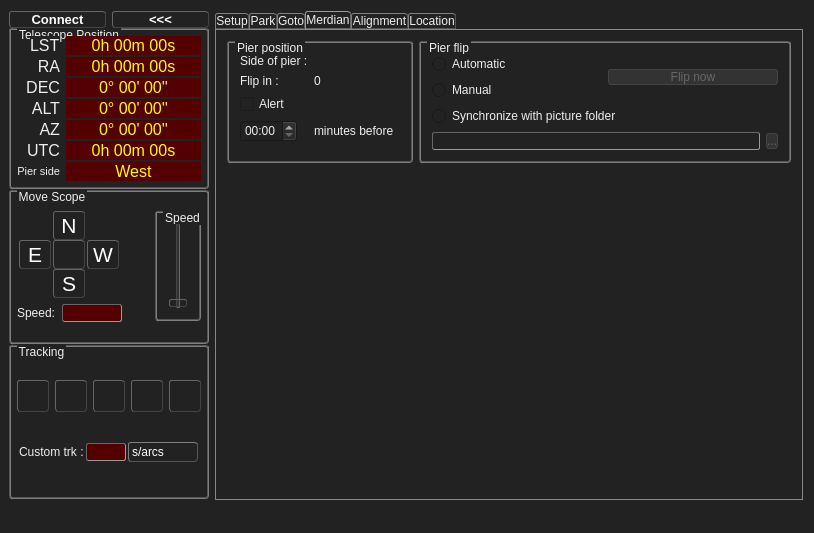
ZeSly/ZeGotoControlCenter, file ZeGotoControlCenter/zegotocontrolcenter.ui: the form before one commit.
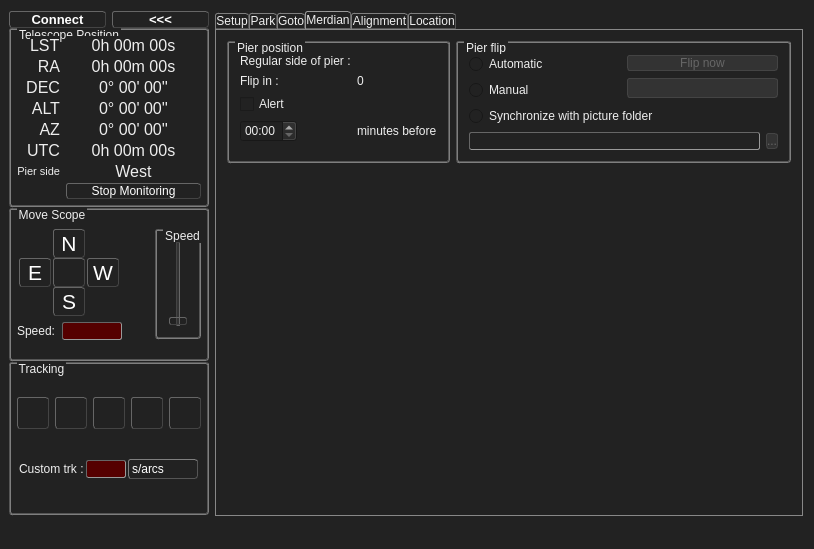
The form after the commit. The open tabs and pages were chosen to show the change. Icons and pictures are not drawn.

Commit message:
Manual pier flip checkbox and combo, regular side of pier display
Correction of the "Flip in " time display

```diff
--- a/ZeGotoControlCenter/zegotocontrolcenter.ui
+++ b/ZeGotoControlCenter/zegotocontrolcenter.ui
@@ -7,7 +7,7 @@
     <x>0</x>
     <y>0</y>
     <width>804</width>
-    <height>533</height>
+    <height>549</height>
    </rect>
   </property>
   <property name="sizePolicy">
@@ -23,9 +23,6 @@
    <iconset resource="zegotocontrolcenter.qrc">
     <normaloff>:/Images/Resources/em200_32.png</normaloff>:/Images/Resources/em200_32.png</iconset>
   </property>
-  <property name="autoFillBackground">
-   <bool>false</bool>
-  </property>
   <property name="styleSheet">
    <string notr="true">QWidget
 {
@@ -88,7 +85,7 @@
     color: #ccc;
 }*/
  
-QLabel#label_LSTValue, #label_RAValue, #label_DECValue, #label_ALTValue, #label_AZValue, #label_UTCValue, #label_PierSideValue, #label_GPS_Latitude_Value, #label_GPS_Longitude_Value, #label_GPS_Elevation_Value, #label_GPS_FixIndicator_Value, #label_GPS_UTC_Time_Value, #label_GPS_Satellites_Value
+QLabel#label_LSTValue, #label_RAValue, #label_DECValue, #label_ALTValue, #label_AZValue, #label_UTCValue, #label_PierSideValue, #label_GPS_Latitude_Value, #label_GPS_Longitude_Value, #label_GPS_Elevation_Value, #label_GPS_FixIndicator_Value, #label_GPS_UTC_Time_Value, #label_GPS_Satellites_Value, #label_SideOfPierValue, #label_FlipInValue
 {
     background-color: #500;
     color: #ff0;
@@ -1673,6 +1670,16 @@
            </property>
           </widget>
          </item>
+         <item row="7" column="1">
+          <widget class="QPushButton" name="pushButton_StopMonitor">
+           <property name="text">
+            <string>Stop Monitoring</string>
+           </property>
+           <property name="checkable">
+            <bool>true</bool>
+           </property>
+          </widget>
+         </item>
         </layout>
        </widget>
       </item>
@@ -2752,7 +2759,7 @@
              <item row="0" column="0">
               <widget class="QLabel" name="label_SideOfPier">
                <property name="text">
-                <string>Side of pier :</string>
+                <string>Regular side of pier :</string>
                </property>
               </widget>
              </item>
@@ -2862,6 +2869,8 @@
                 </layout>
                </item>
                <item>
+                <layout class="QVBoxLayout" name="verticalLayout_14">
+                 <item>
                 <widget class="QPushButton" name="pushButton_PierFlipNow">
                  <property name="enabled">
                   <bool>false</bool>
@@ -2870,6 +2879,15 @@
                   <string>Flip now</string>
                  </property>
                 </widget>
+                 </item>
+                 <item>
+                  <widget class="QComboBox" name="comboBox_ManualSideOfPier">
+                   <property name="enabled">
+                    <bool>false</bool>
+                   </property>
+                  </widget>
+                 </item>
+                </layout>
                </item>
               </layout>
              </item>
```
Left out of the diff: 6 changed lines with no effect on the pictures. Lines whose indentation alone changed are shown as unchanged. The commit also changes 3 other files.
